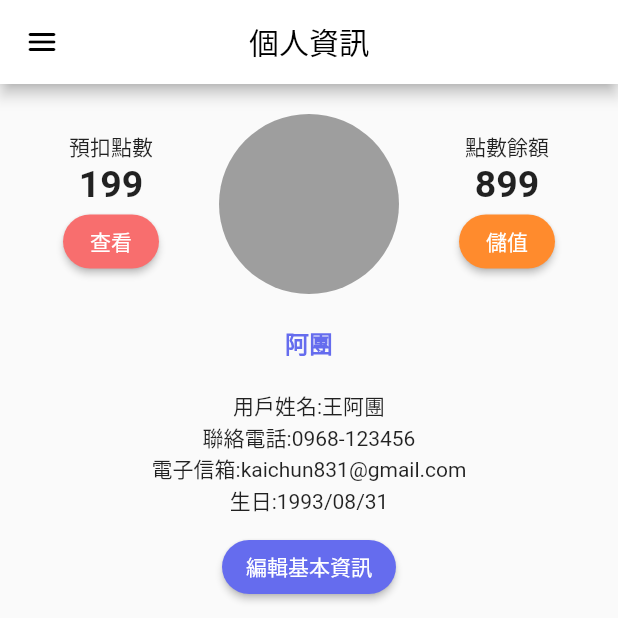
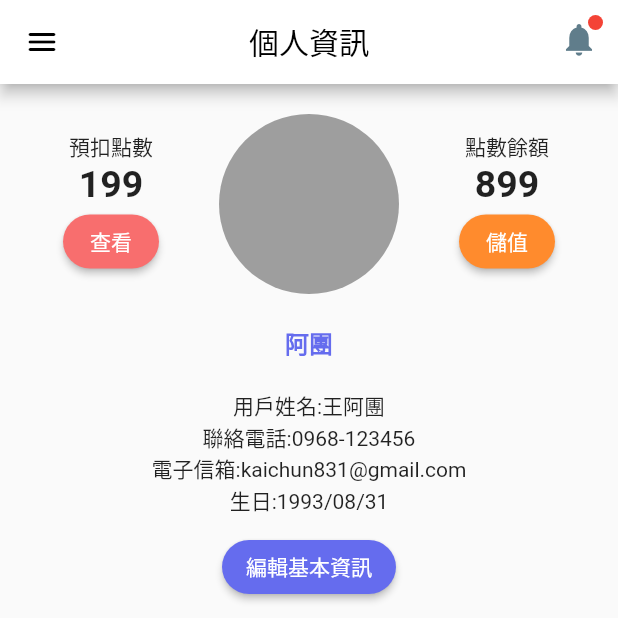
Before and after one commit to kaichun831/emolifeApp, a Flutter app: the UserInfoScreen screen opened by its route, on a phone screen of 412 x 824 dp, the top half of it. Run offline on Flutter 3.47's test engine with Material 2 defaults, Android fonts, the phone set to English and light mode, and no system bars; our stand-ins replace device_info, get, image_picker, package_info; network calls fail.

Commit message:
feat:Temp Main Group View

```diff
--- a/lib/main.dart
+++ b/lib/main.dart
@@ -9,6 +9,7 @@ import 'package:get/get_navigation/src/root/get_material_app.dart';
 import 'Constans.dart';
 import 'controller/cart_view_controller.dart';
 import 'view/screen/drawer_user_info_screen.dart';
+import 'view/screen/follow_main_screen.dart';
 import 'view/screen/main_screen.dart';
 
 void main() {
@@ -39,11 +40,13 @@ class _MyAppState extends State<MyApp> {
             platform: TargetPlatform.iOS,
             primarySwatch: Colors.blue,
             primaryColor: Colors.white),
-        initialRoute: '/signIn',
+        initialRoute: '/follow',
         debugShowCheckedModeBanner: false,
         getPages: [
           GetPage(
               name: '/', page: () => const MainScreen(), binding: EasyBind()),
+          GetPage(
+              name: '/follow', page: () => const FollowMainScreen(), binding: EasyBind()),
           GetPage(
               name: '/signIn',
               page: () => const LoginScreen(),
--- a/lib/view/screen/drawer_user_info_screen.dart
+++ b/lib/view/screen/drawer_user_info_screen.dart
@@ -10,33 +10,29 @@ class UserInfoScreen extends StatefulWidget {
 
 class _UserInfoScreenState extends State<UserInfoScreen>
     with SingleTickerProviderStateMixin {
+  var isHasNotification = true;
   late TabController _tabController;
+  var scaffoldKey = GlobalKey<ScaffoldState>();
+  // ///滑动控制器
+  // late ScrollController scrollController;
+  //
+  // ///抽屉控制器
+  // late DragController dragController;
 
   @override
   void initState() {
     super.initState();
     _tabController = TabController(length: 2, vsync: this);
+    // scrollController = ScrollController();
+    // dragController = DragController();
   }
 
   @override
   Widget build(BuildContext context) {
-    var scaffoldKey = GlobalKey<ScaffoldState>();
     return Scaffold(
       key: scaffoldKey,
       drawer: const CusDrawerBar(),
-      appBar: AppBar(
-        leading: IconButton(
-            onPressed: () => scaffoldKey.currentState?.openDrawer(),
-            icon: const Icon(
-              Icons.menu_rounded,
-              color: Colors.black,
-            )),
-        backgroundColor: Colors.white,
-        title: Text(
-          "個人資訊",
-          style: const TextStyle(color: Colors.black),
-        ),
-      ),
+      appBar: _appBar(),
       body: SingleChildScrollView(
         child: Padding(
           padding: const EdgeInsets.only(left: 30.0, right: 30),
@@ -172,7 +168,7 @@ class _UserInfoScreenState extends State<UserInfoScreen>
                   thickness: 1.5,
                 ),
                 SizedBox(
-                  height: 540,
+                  height: 580,
                   width: MediaQuery.of(context).size.width,
                   child: TabBarView(
                     controller: _tabController,
@@ -181,11 +177,39 @@ class _UserInfoScreenState extends State<UserInfoScreen>
                       FlowGroupView(),
                     ],
                   ),
-                )
+                ),
+                // buildDragWidget()
               ],
             ),
           ),
         ),
+      ),
+    );
+  }
+  AppBar _appBar(){
+    return AppBar(
+      actions: [
+        Padding(
+          padding: const EdgeInsets.all(2.0),
+          child: Stack(
+            children: [
+              Positioned(child: IconButton(onPressed: (){}, icon: Icon(Icons.notifications,color: Colors.blueGrey,size: 26,)),),
+              isHasNotification?Positioned(child:CircleAvatar(child: Text(''),backgroundColor: Colors.red,radius:5,),right: 8,top: 8,):SizedBox()
+            ],
+          ),
+        )
+
+      ],
+      leading: IconButton(
+          onPressed: () => scaffoldKey.currentState?.openDrawer(),
+          icon: const Icon(
+            Icons.menu_rounded,
+            color: Colors.black,
+          )),
+      backgroundColor: Colors.white,
+      title: const Text(
+        "個人資訊",
+        style: TextStyle(color: Colors.black),
       ),
     );
   }
@@ -197,6 +221,7 @@ class StartGroupView extends StatefulWidget {
   @override
   State<StartGroupView> createState() => _StartGroupViewState();
 }
+
 class _StartGroupViewState extends State<StartGroupView> {
   @override
   Widget build(BuildContext context) {
@@ -229,7 +254,7 @@ class _StartGroupViewState extends State<StartGroupView> {
               borderRadius: BorderRadius.circular(8),
               border: Border.all(color: Colors.grey.withAlpha(80), width: 2)),
           child: Container(
-              constraints: const BoxConstraints(maxHeight: 200),
+              constraints: const BoxConstraints(maxHeight: 220),
               child: Padding(
                 padding: const EdgeInsets.all(8.0),
                 child: Column(
@@ -237,11 +262,21 @@ class _StartGroupViewState extends State<StartGroupView> {
                     Row(
                       mainAxisAlignment: MainAxisAlignment.spaceBetween,
                       children: [
-                        Text("團長",style: TextStyle(color: const Color.fromRGBO(101, 108, 238, 1)),),
-                        Text("完成接收日",style: TextStyle(color: const Color.fromRGBO(101, 108, 238, 1)),),
+                        Text(
+                          "團長",
+                          style: TextStyle(
+                              color: const Color.fromRGBO(101, 108, 238, 1)),
+                        ),
+                        Text(
+                          "完成接收日",
+                          style: TextStyle(
+                              color: const Color.fromRGBO(101, 108, 238, 1)),
+                        ),
                       ],
                     ),
-                    Expanded(child: Scrollbar(child: ListView.builder(
+                    Expanded(
+                        child: Scrollbar(
+                      child: ListView.builder(
                           shrinkWrap: true,
                           itemCount: 5,
                           itemBuilder: (ctx, index) {
@@ -255,9 +290,13 @@ class _StartGroupViewState extends State<StartGroupView> {
                                       borderRadius: BorderRadius.circular(12)),
                                   child: Padding(
                                     padding: const EdgeInsets.only(
-                                      left: 15.0, right: 15, top: 6, bottom: 6),
+                                        left: 15.0,
+                                        right: 15,
+                                        top: 6,
+                                        bottom: 6),
                                     child: Row(
-                                    mainAxisAlignment: MainAxisAlignment.spaceBetween,
+                                      mainAxisAlignment:
+                                          MainAxisAlignment.spaceBetween,
                                       children: [
                                         Text(
                                           "Leader $index",
@@ -271,7 +310,8 @@ class _StartGroupViewState extends State<StartGroupView> {
                                     ),
                                   ),
                                 ));
-                        }),))
+                          }),
+                    ))
                   ],
                 ),
               )),
@@ -289,7 +329,7 @@ class _StartGroupViewState extends State<StartGroupView> {
               borderRadius: BorderRadius.circular(8),
               border: Border.all(color: Colors.grey.withAlpha(80), width: 2)),
           child: Container(
-              constraints: const BoxConstraints(maxHeight: 200),
+              constraints: const BoxConstraints(maxHeight: 220),
               child: Padding(
                 padding: const EdgeInsets.all(8.0),
                 child: Column(
@@ -297,11 +337,21 @@ class _StartGroupViewState extends State<StartGroupView> {
                     Row(
                       mainAxisAlignment: MainAxisAlignment.spaceBetween,
                       children: const [
-                        Text("團長",style: TextStyle(color: Color.fromRGBO(101, 108, 238, 1)),),
-                        Text("完成接收日",style: TextStyle(color: Color.fromRGBO(101, 108, 238, 1)),),
+                        Text(
+                          "團長",
+                          style: TextStyle(
+                              color: Color.fromRGBO(101, 108, 238, 1)),
+                        ),
+                        Text(
+                          "完成接收日",
+                          style: TextStyle(
+                              color: Color.fromRGBO(101, 108, 238, 1)),
+                        ),
                       ],
                     ),
-                    Expanded(child: Scrollbar(child: ListView.builder(
+                    Expanded(
+                        child: Scrollbar(
+                      child: ListView.builder(
                           shrinkWrap: true,
                           itemCount: 5,
                           itemBuilder: (ctx, index) {
@@ -315,9 +365,13 @@ class _StartGroupViewState extends State<StartGroupView> {
                                       borderRadius: BorderRadius.circular(12)),
                                   child: Padding(
                                     padding: const EdgeInsets.only(
-                                      left: 15.0, right: 15, top: 6, bottom: 6),
+                                        left: 15.0,
+                                        right: 15,
+                                        top: 6,
+                                        bottom: 6),
                                     child: Row(
-                                    mainAxisAlignment: MainAxisAlignment.spaceBetween,
+                                      mainAxisAlignment:
+                                          MainAxisAlignment.spaceBetween,
                                       children: [
                                         Text(
                                           "Leader $index",
@@ -331,7 +385,8 @@ class _StartGroupViewState extends State<StartGroupView> {
                                     ),
                                   ),
                                 ));
-                        }),))
+                          }),
+                    ))
                   ],
                 ),
               )),
@@ -347,6 +402,7 @@ class FlowGroupView extends StatefulWidget {
   @override
   State<FlowGroupView> createState() => _FlowGroupViewState();
 }
+
 class _FlowGroupViewState extends State<FlowGroupView> {
   @override
   Widget build(BuildContext context) {
@@ -376,7 +432,7 @@ class _FlowGroupViewState extends State<FlowGroupView> {
               borderRadius: BorderRadius.circular(8),
               border: Border.all(color: Colors.grey.withAlpha(80), width: 2)),
           child: Container(
-              constraints: const BoxConstraints(maxHeight: 200),
+              constraints: const BoxConstraints(maxHeight: 240),
               child: Padding(
                 padding: const EdgeInsets.all(8.0),
                 child: Column(
@@ -384,11 +440,21 @@ class _FlowGroupViewState extends State<FlowGroupView> {
                     Row(
                       mainAxisAlignment: MainAxisAlignment.spaceBetween,
                       children: [
-                        Text("團長",style: TextStyle(color: const Color.fromRGBO(101, 108, 238, 1)),),
-                        Text("完成接收日",style: TextStyle(color: const Color.fromRGBO(101, 108, 238, 1)),),
+                        Text(
+                          "團長",
+                          style: TextStyle(
+                              color: const Color.fromRGBO(101, 108, 238, 1)),
+                        ),
+                        Text(
+                          "完成接收日",
+                          style: TextStyle(
+                              color: const Color.fromRGBO(101, 108, 238, 1)),
+                        ),
                       ],
                     ),
-                    Expanded(child: Scrollbar(child: ListView.builder(
+                    Expanded(
+                        child: Scrollbar(
+                      child: ListView.builder(
                           shrinkWrap: true,
                           itemCount: 5,
                           itemBuilder: (ctx, index) {
@@ -402,9 +468,13 @@ class _FlowGroupViewState extends State<FlowGroupView> {
                                       borderRadius: BorderRadius.circular(12)),
                                   child: Padding(
                                     padding: const EdgeInsets.only(
-                                      left: 15.0, right: 15, top: 6, bottom: 6),
+                                        left: 15.0,
+                                        right: 15,
+                                        top: 6,
+                                        bottom: 6),
                                     child: Row(
-                                    mainAxisAlignment: MainAxisAlignment.spaceBetween,
+                                      mainAxisAlignment:
+                                          MainAxisAlignment.spaceBetween,
                                       children: [
                                         Text(
                                           "Leader $index",
@@ -418,7 +488,8 @@ class _FlowGroupViewState extends State<FlowGroupView> {
                                     ),
                                   ),
                                 ));
-                        }),))
+                          }),
+                    ))
                   ],
                 ),
               )),
@@ -436,7 +507,7 @@ class _FlowGroupViewState extends State<FlowGroupView> {
               borderRadius: BorderRadius.circular(8),
               border: Border.all(color: Colors.grey.withAlpha(80), width: 2)),
           child: Container(
-              constraints: const BoxConstraints(maxHeight: 200),
+              constraints: const BoxConstraints(maxHeight: 240),
               child: Padding(
                 padding: const EdgeInsets.all(8.0),
                 child: Column(
@@ -444,11 +515,21 @@ class _FlowGroupViewState extends State<FlowGroupView> {
                     Row(
                       mainAxisAlignment: MainAxisAlignment.spaceBetween,
                       children: const [
-                        Text("團長",style: TextStyle(color: Color.fromRGBO(101, 108, 238, 1)),),
-                        Text("完成接收日",style: TextStyle(color: Color.fromRGBO(101, 108, 238, 1)),),
+                        Text(
+                          "團長",
+                          style: TextStyle(
+                              color: Color.fromRGBO(101, 108, 238, 1)),
+                        ),
+                        Text(
+                          "完成接收日",
+                          style: TextStyle(
+                              color: Color.fromRGBO(101, 108, 238, 1)),
+                        ),
                       ],
                     ),
-                    Expanded(child: Scrollbar(child: ListView.builder(
+                    Expanded(
+                        child: Scrollbar(
+                      child: ListView.builder(
                           shrinkWrap: true,
                           itemCount: 5,
                           itemBuilder: (ctx, index) {
@@ -462,9 +543,13 @@ class _FlowGroupViewState extends State<FlowGroupView> {
                                       borderRadius: BorderRadius.circular(12)),
                                   child: Padding(
                                     padding: const EdgeInsets.only(
-                                      left: 15.0, right: 15, top: 6, bottom: 6),
+                                        left: 15.0,
+                                        right: 15,
+                                        top: 6,
+                                        bottom: 6),
                                     child: Row(
-                                    mainAxisAlignment: MainAxisAlignment.spaceBetween,
+                                      mainAxisAlignment:
+                                          MainAxisAlignment.spaceBetween,
                                       children: [
                                         Text(
                                           "Leader $index",
@@ -478,7 +563,8 @@ class _FlowGroupViewState extends State<FlowGroupView> {
                                     ),
                                   ),
                                 ));
-                        }),))
+                          }),
+                    ))
                   ],
                 ),
               )),
--- a/pubspec.yaml
+++ b/pubspec.yaml
@@ -34,6 +34,7 @@ dependencies:
   get: ^4.3.8
   http: ^0.13.3
   image_picker:
+#  drag_container: ^1.0.2
   # The following adds the Cupertino Icons font to your application.
   # Use with the CupertinoIcons class for iOS style icons.
   cupertino_icons: ^1.0.2
@@ -61,9 +62,8 @@ flutter:
   uses-material-design: true
 
   # To add assets to your application, add an assets section, like this:
-  # assets:
-  #   - images/a_dot_burr.jpeg
-  #   - images/a_dot_ham.jpeg
+  assets:
+     - assets/
 
   # An image asset can refer to one or more resolution-specific "variants", see
   # https://flutter.dev/assets-and-images/#resolution-aware.
```
Also changed, not shown: lib/view/screen/follow_main_screen.dart (added, +162 -0 lines), assets/images/goods.png (added). Lines whose indentation alone changed are shown as unchanged.
